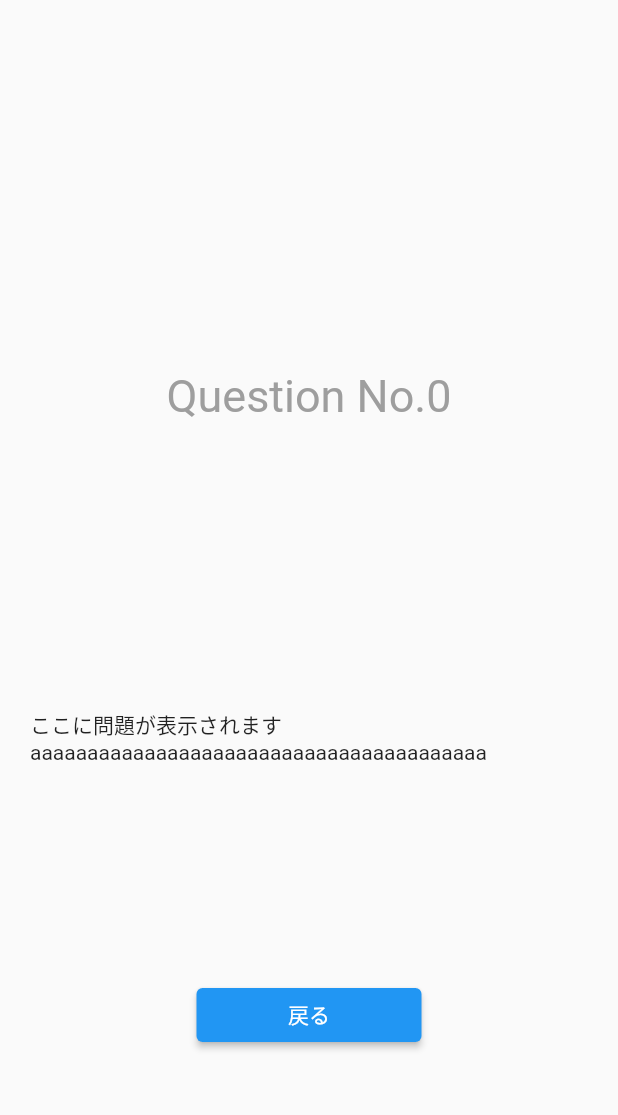
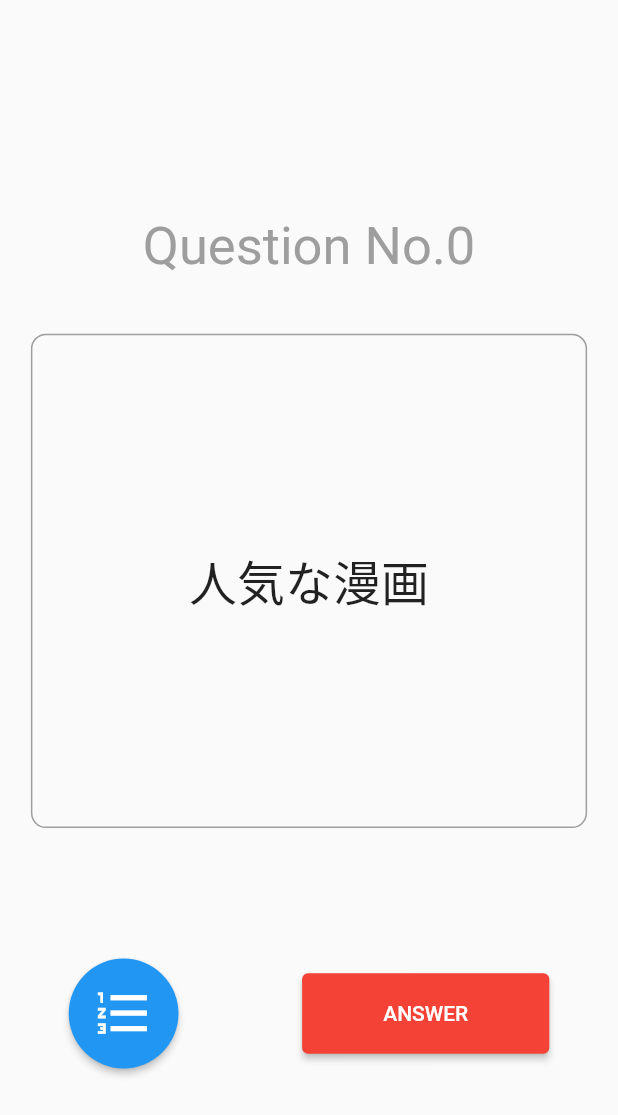
Before and after one commit to riii-san/ito_flutter, a Flutter app: the openKeyword screen opened directly with empty values, on a phone screen of 412 x 824 dp. Shown: the top 1115 px of the screen. Run offline on Flutter 3.47's test engine with Material 2 defaults, Android fonts, the phone set to English and light mode, and no system bars; drawn by our look-alikes of animated_text_kit.

Commit message:
Openkeyword画面のレイアウト完成

```diff
--- a/lib/openKeyword.dart
+++ b/lib/openKeyword.dart
@@ -25,47 +25,94 @@ class _openKeywordState extends State<openKeyword> {
     return Scaffold(
       body: Center(
         child: Column(
-          mainAxisAlignment: MainAxisAlignment.spaceEvenly,
+          // mainAxisAlignment: MainAxisAlignment.spaceEvenly,
           children: <Widget>[
+            SizedBox(height: _config.deviceHeight * 0.1,),
             Row(
               children: <Widget>[
                 SizedBox(width: _config.deviceWidth * 0.03,),
                 for(int i = 0; i < widget._gameMaster.life; i++)
-                  Container(padding: EdgeInsets.all(2), child: Text('❤︎', style: TextStyle(color: Colors.red))),
+                  //Container(padding: EdgeInsets.all(2), child: Text('❤︎', style: TextStyle(color: Colors.red,fontSize: 20))),
+                  Container(
+                    padding: EdgeInsets.all(2),
+                    child: Icon(
+                      Icons.favorite,
+                      color: Colors.red,
+                    ),
+                  )
               ],
             ),
+            SizedBox(height: _config.deviceHeight * 0.05,),
             Container(
+              alignment: Alignment.center,
               height: _config.deviceHeight * 0.1,
               child: Text(
                 'Question No.' + widget._gameMaster.questionNo.toString(),
                 style: TextStyle(
-                    fontSize: 30,
+                    fontSize: 35,
                     color: Colors.grey
                 ),
               ),
             ),
+            SizedBox(height: _config.deviceHeight * 0.02,),
             Container(
               padding: EdgeInsets.all(20),
-              alignment: Alignment.topLeft,
+              height: _config.deviceHeight * 0.4,
+              width: _config.deviceWidth * 0.9,
+              decoration: BoxDecoration(
+                border: Border.all(color: Colors.grey),
+                borderRadius: BorderRadius.circular(10),
+              ),
+              alignment: Alignment.center,
               child: AnimatedTextKit(
                 animatedTexts: [
                   TyperAnimatedText(
-                      'ここに問題が表示されますaaaaaaaaaaaaaaaaaaaaaaaaaaaaaaaaaaaaaaaa',
-                      speed: const Duration(milliseconds: 100)
+                    '人気な漫画',
+                    textStyle: TextStyle(
+                      fontSize: 32
+                    ),
+                    speed: const Duration(milliseconds: 100),
                   ),
                 ],
                 isRepeatingAnimation: false,
               ),
             ),
+            SizedBox(height: _config.deviceHeight * 0.1,),
+            Row(
+              mainAxisAlignment: MainAxisAlignment.center,
+              children: <Widget>[
                 SizedBox(
-              width: 150,
+                  child: MaterialButton(
+                    height: _config.deviceHeight * 0.1,
+                    minWidth: _config.deviceWidth * 0.1,
+                    onPressed: (){
+                      // TODO : NumberCheck画面へ
+                    },
+                    color: Colors.blue,
+                    shape: CircleBorder(),
+                    child: Icon(
+                      Icons.format_list_numbered,
+                      color: Colors.white,
+                      size: _config.deviceWidth * 0.1,
+                    ),
+                  ),
+                ),
+                SizedBox(width: _config.deviceWidth * 0.2,),
+                SizedBox(
+                  height: _config.deviceHeight * 0.065,
+                  width: _config.deviceWidth * 0.4,
                   child: ElevatedButton(
                     onPressed: () {
                       Navigator.pop(context);
                     },
-                child: Text('戻る'),
+                    child: Text('ANSWER'),
+                    style: ElevatedButton.styleFrom(
+                      primary: Colors.red,
                     ),
                   ),
+                ),
+              ],
+            )
           ],
         ),
       ),
```
Also changed, not shown: 1 other file. Lines whose indentation alone changed are shown as unchanged.
